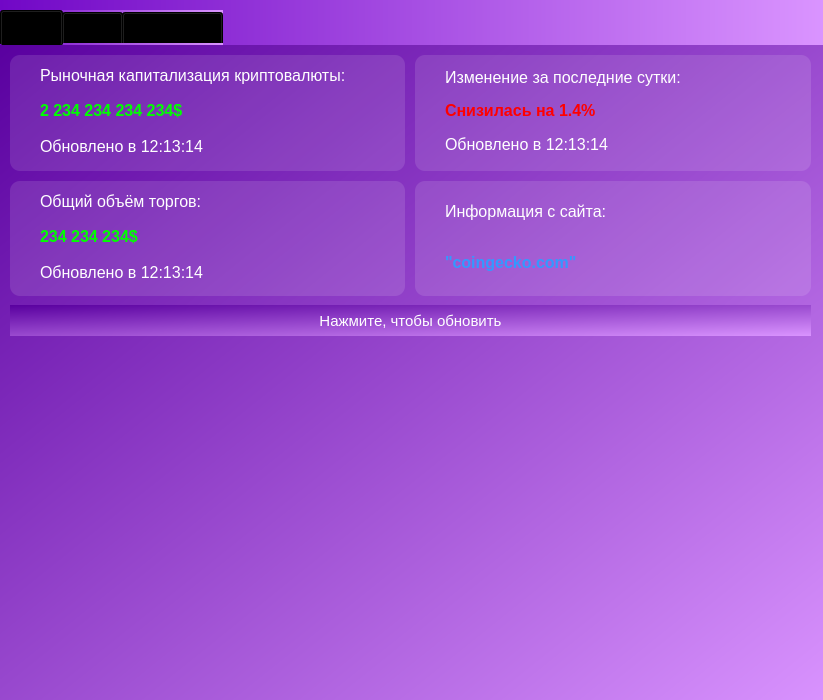
Before: the Qt Designer form parser_gui_test.ui in artemdmitrievich/Myparser, drawn with Qt 5.
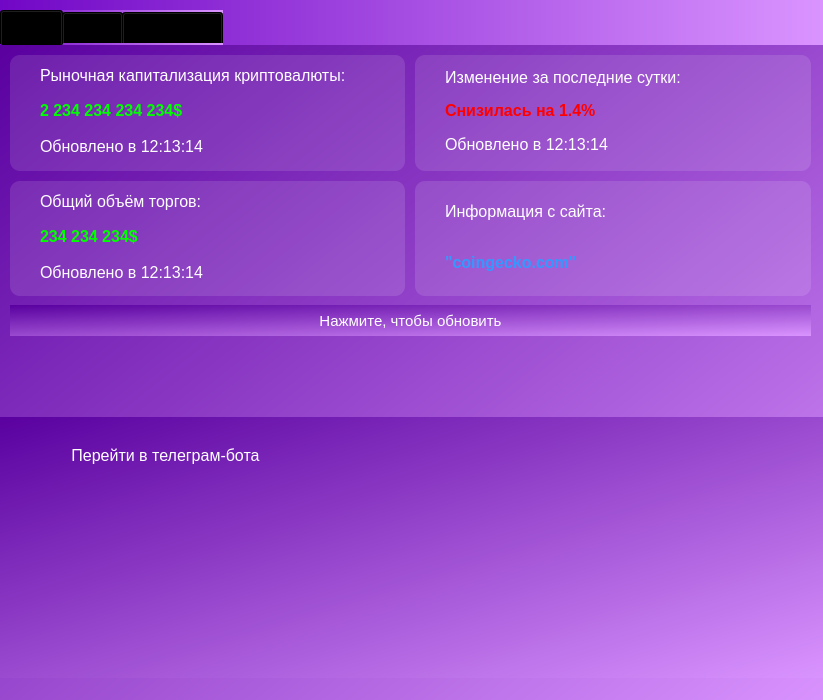
After: the same form once the commit is applied. Icons and pictures are not drawn.

Commit message: Создал фиксированное окно. Сделал ссылку на coingecko.com. Добавил footer с ссылкой на телеграм-бот. Создал папку icons, добавил иконки телеграма и тренда капитализации. Добавил комментарии к коду.

Diff of the .ui file:
```diff
--- a/parser_gui_test.ui
+++ b/parser_gui_test.ui
@@ -16,6 +16,11 @@
     <verstretch>0</verstretch>
    </sizepolicy>
   </property>
+  <property name="font">
+   <font>
+    <family>MS Sans Serif</family>
+   </font>
+  </property>
   <property name="windowTitle">
    <string>MainWindow</string>
   </property>
@@ -517,6 +522,80 @@
        <string>Нажмите, чтобы обновить</string>
       </property>
      </widget>
+     <widget class="QLabel" name="Footer_label">
+      <property name="geometry">
+       <rect>
+        <x>-4</x>
+        <y>372</y>
+        <width>831</width>
+        <height>261</height>
+       </rect>
+      </property>
+      <property name="text">
+       <string/>
+      </property>
+     </widget>
+     <widget class="QPushButton" name="Telegram_Icon_Button">
+      <property name="geometry">
+       <rect>
+        <x>20</x>
+        <y>390</y>
+        <width>40</width>
+        <height>40</height>
+       </rect>
+      </property>
+      <property name="styleSheet">
+       <string notr="true">background: rgba(255,255,255,0);
+text-align: end;</string>
+      </property>
+      <property name="text">
+       <string/>
+      </property>
+      <property name="icon">
+       <iconset resource="resource.qrc">
+        <normaloff>:/icons/icons/icons8-телеграм-96.png</normaloff>:/icons/icons/icons8-телеграм-96.png</iconset>
+      </property>
+      <property name="iconSize">
+       <size>
+        <width>40</width>
+        <height>40</height>
+       </size>
+      </property>
+     </widget>
+     <widget class="QPushButton" name="Telegram_link_Button">
+      <property name="geometry">
+       <rect>
+        <x>70</x>
+        <y>395</y>
+        <width>191</width>
+        <height>31</height>
+       </rect>
+      </property>
+      <property name="styleSheet">
+       <string notr="true">font-size: 16px;
+color: rgb(255,255,255);
+background: rgba(255,255,255,0)</string>
+      </property>
+      <property name="text">
+       <string>Перейти в телеграм-бота</string>
+      </property>
+     </widget>
+     <widget class="QPushButton" name="Direction_change_capitalization_Icon_Button">
+      <property name="geometry">
+       <rect>
+        <x>620</x>
+        <y>45</y>
+        <width>51</width>
+        <height>41</height>
+       </rect>
+      </property>
+      <property name="styleSheet">
+       <string notr="true">background: rgba(255,255,255,0)</string>
+      </property>
+      <property name="text">
+       <string/>
+      </property>
+     </widget>
      <zorder>Main_frame</zorder>
      <zorder>Value_capitalization_frame</zorder>
      <zorder>Change_capitalization_frame</zorder>
```
Left out of the diff: 10 changed lines with no effect on the pictures. The commit also changes 7 other files.
